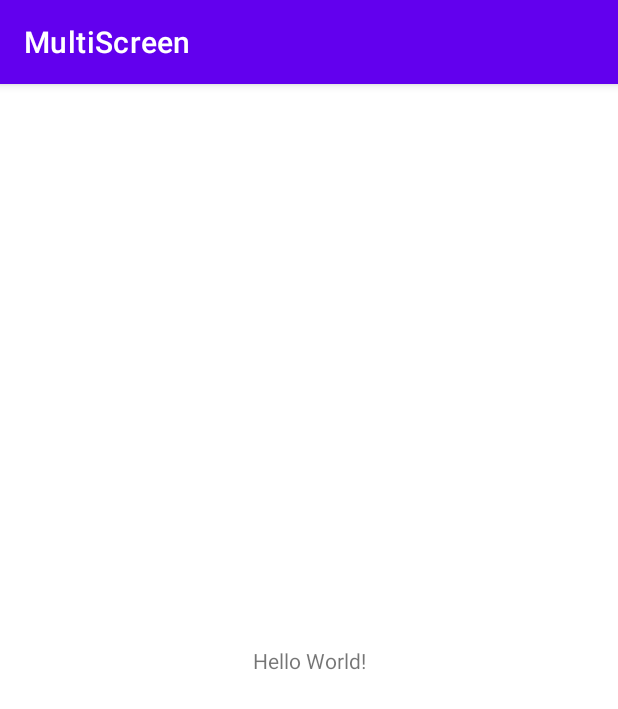
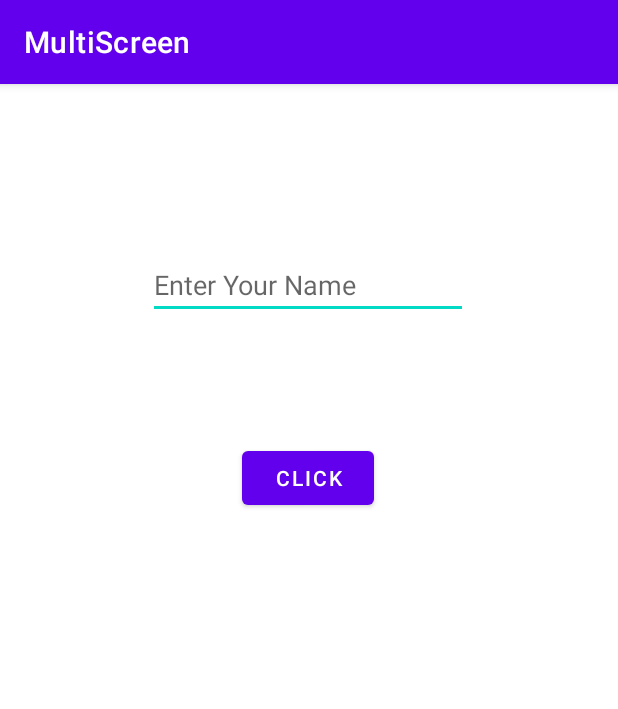
Before and after one commit to AyushGupta2114/Android-Development-Chapters, an Android app: the screen it shows after launch (MainActivity), on a phone screen of 412 x 824 dp. Shown: the top 709 px of the screen. Run offline under Robolectric (Android 15) with nearby library versions, the phone set to English and light mode, and no system bars.

Commit message:
multi screen using new mainActivity 2

```diff
--- a/Chapter 4 MultiScreen Apps/app/src/main/AndroidManifest.xml
+++ b/Chapter 4 MultiScreen Apps/app/src/main/AndroidManifest.xml
@@ -14,11 +14,15 @@
         android:theme="@style/Theme.MultiScreen"
         tools:targetApi="31">
         <activity
+            android:name=".MainActivity2"
+            android:label="Second Activity"
+            android:parentActivityName=".MainActivity"
+            android:exported="false" />
+        <activity
             android:name=".MainActivity"
             android:exported="true">
             <intent-filter>
                 <action android:name="android.intent.action.MAIN" />
-
                 <category android:name="android.intent.category.LAUNCHER" />
             </intent-filter>
         </activity>
--- a/Chapter 4 MultiScreen Apps/app/src/main/java/com/example/multiscreen/MainActivity.java
+++ b/Chapter 4 MultiScreen Apps/app/src/main/java/com/example/multiscreen/MainActivity.java
@@ -2,7 +2,12 @@ package com.example.multiscreen;
 
 import androidx.appcompat.app.AppCompatActivity;
 
+import android.content.Intent;
 import android.os.Bundle;
+import android.view.View;
+import android.widget.Toast;
+
+import java.io.DataOutputStream;
 
 public class MainActivity extends AppCompatActivity {
 
@@ -11,4 +16,9 @@ public class MainActivity extends AppCompatActivity {
         super.onCreate(savedInstanceState);
         setContentView(R.layout.activity_main);
     }
+    public void openActivity(View v){
+        Toast.makeText(this, "Opening Second Activity", Toast.LENGTH_SHORT).show();
+        Intent intent = new Intent(this,MainActivity2.class);
+        startActivity(intent);
+    }
 }
--- a/Chapter 4 MultiScreen Apps/app/src/main/res/layout/activity_main.xml
+++ b/Chapter 4 MultiScreen Apps/app/src/main/res/layout/activity_main.xml
@@ -4,15 +4,33 @@
     xmlns:tools="http://schemas.android.com/tools"
     android:layout_width="match_parent"
     android:layout_height="match_parent"
+    android:onClick="openActivity"
     tools:context=".MainActivity">
 
-    <TextView
+    <EditText
+        android:id="@+id/editTextTextPersonName"
         android:layout_width="wrap_content"
         android:layout_height="wrap_content"
-        android:text="Hello World!"
+        android:ems="10"
+        android:hint="Enter Your Name"
+        android:inputType="textPersonName"
         app:layout_constraintBottom_toBottomOf="parent"
         app:layout_constraintEnd_toEndOf="parent"
+        app:layout_constraintHorizontal_bias="0.497"
         app:layout_constraintStart_toStartOf="parent"
-        app:layout_constraintTop_toTopOf="parent" />
+        app:layout_constraintTop_toTopOf="parent"
+        app:layout_constraintVertical_bias="0.154" />
 
+    <Button
+        android:id="@+id/button"
+        android:layout_width="wrap_content"
+        android:layout_height="wrap_content"
+        android:onClick="openActivity"
+        android:text="Click"
+        app:layout_constraintBottom_toBottomOf="parent"
+        app:layout_constraintEnd_toEndOf="parent"
+        app:layout_constraintHorizontal_bias="0.498"
+        app:layout_constraintStart_toStartOf="parent"
+        app:layout_constraintTop_toBottomOf="@+id/editTextTextPersonName"
+        app:layout_constraintVertical_bias="0.146" />
 </androidx.constraintlayout.widget.ConstraintLayout>
```
